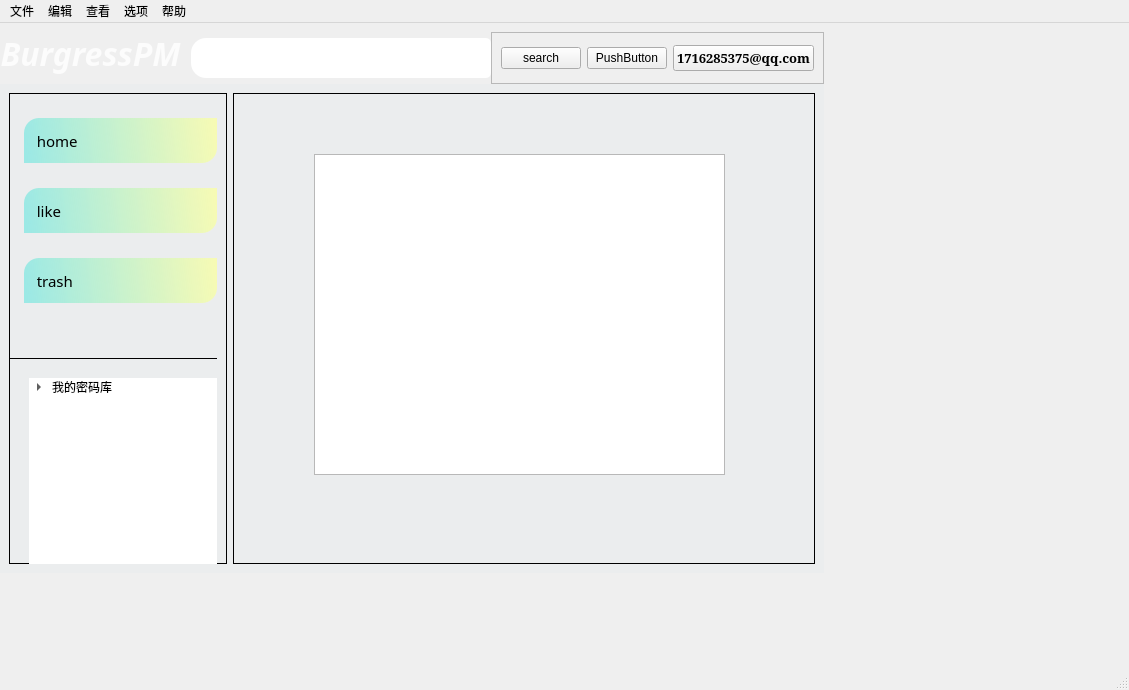
Old version of the form ui/mainWindow.ui in the repository 1716285375/BurgressPM.
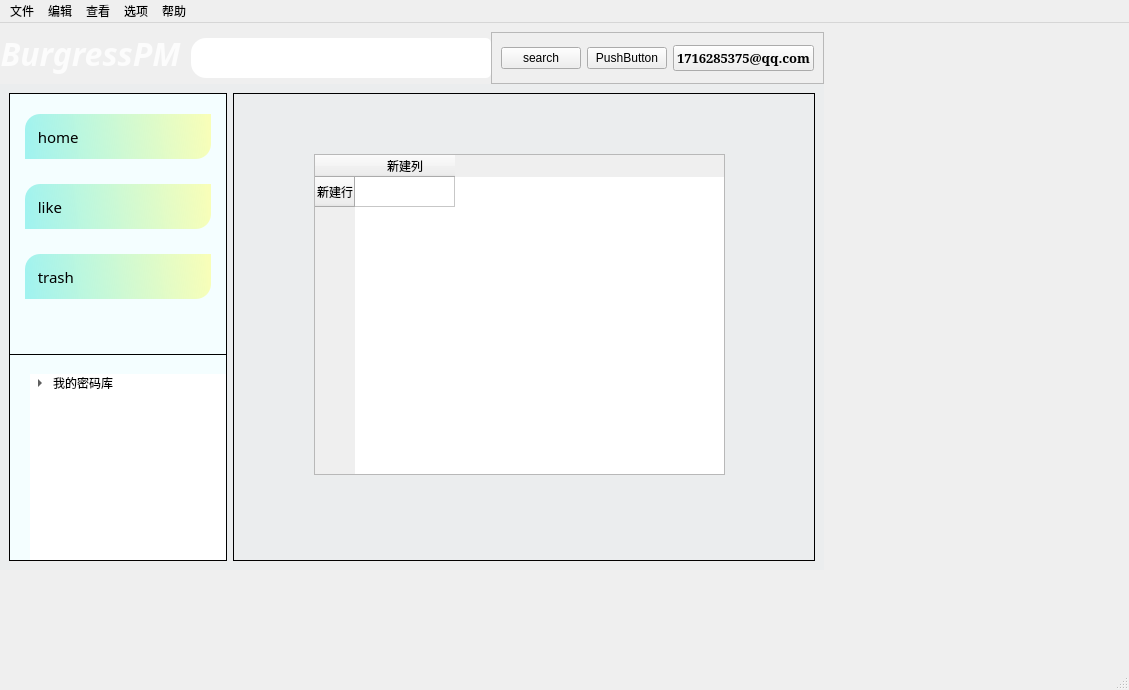
New version of the form. The open tabs and pages were chosen to show the change. Icons and pictures are not drawn.

```diff
--- a/ui/mainWindow.ui
+++ b/ui/mainWindow.ui
@@ -293,7 +293,7 @@
        </property>
        <layout class="QHBoxLayout" name="horizontalLayout_4">
         <item>
-         <widget class="QWidget" name="content_left" native="true">
+         <widget class="QFrame" name="content_left">
           <property name="sizePolicy">
            <sizepolicy hsizetype="Expanding" vsizetype="Preferred">
             <horstretch>3</horstretch>
@@ -310,6 +310,7 @@
            <string notr="true">#content_left
 {
 	border: 1px solid rgb(0, 0, 0);
+	background-color: rgb(244, 254, 255);
 }
 
 
@@ -331,10 +332,10 @@
             <number>0</number>
            </property>
            <property name="topMargin">
-            <number>25</number>
+            <number>0</number>
            </property>
            <property name="rightMargin">
-            <number>10</number>
+            <number>0</number>
            </property>
            <property name="bottomMargin">
             <number>0</number>
@@ -393,10 +394,10 @@
                  <number>15</number>
                 </property>
                 <property name="topMargin">
-                 <number>0</number>
+                 <number>20</number>
                 </property>
                 <property name="rightMargin">
-                 <number>0</number>
+                 <number>15</number>
                 </property>
                 <property name="bottomMargin">
                  <number>0</number>
@@ -709,6 +710,19 @@
                  <height>321</height>
                 </rect>
                </property>
+               <attribute name="verticalHeaderVisible">
+                <bool>true</bool>
+               </attribute>
+               <row>
+                <property name="text">
+                 <string>新建行</string>
+                </property>
+               </row>
+               <column>
+                <property name="text">
+                 <string>新建列</string>
+                </property>
+               </column>
               </widget>
              </widget>
             </widget>
```
Left out of the diff: 2 changed lines with no effect on the pictures.
